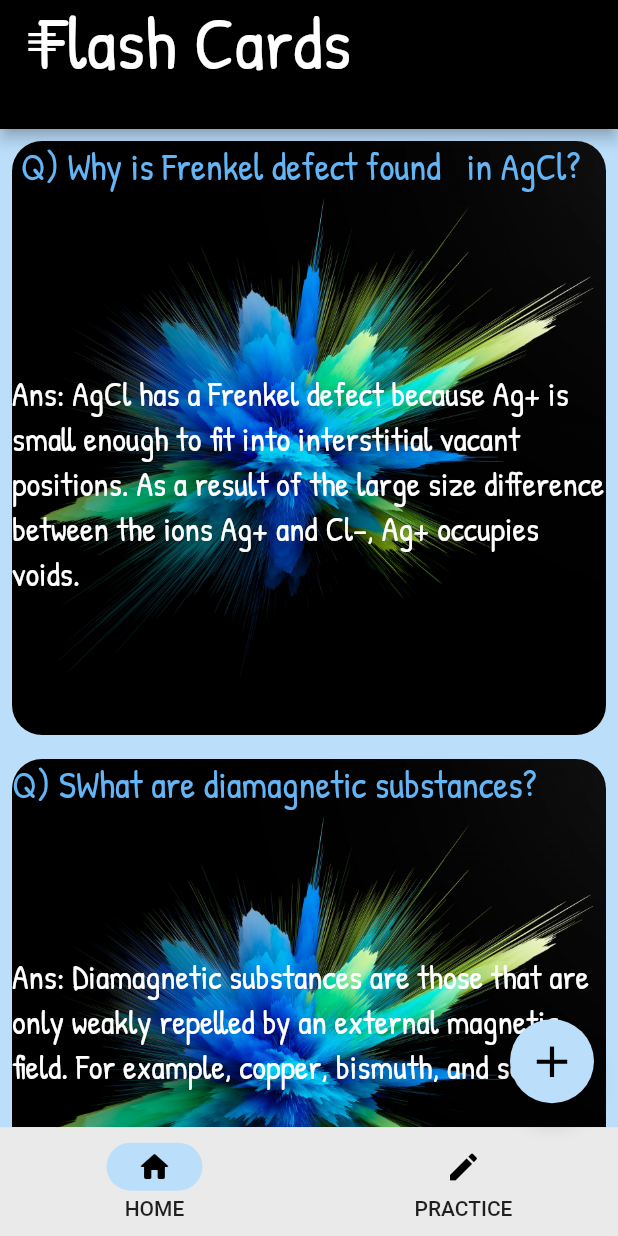
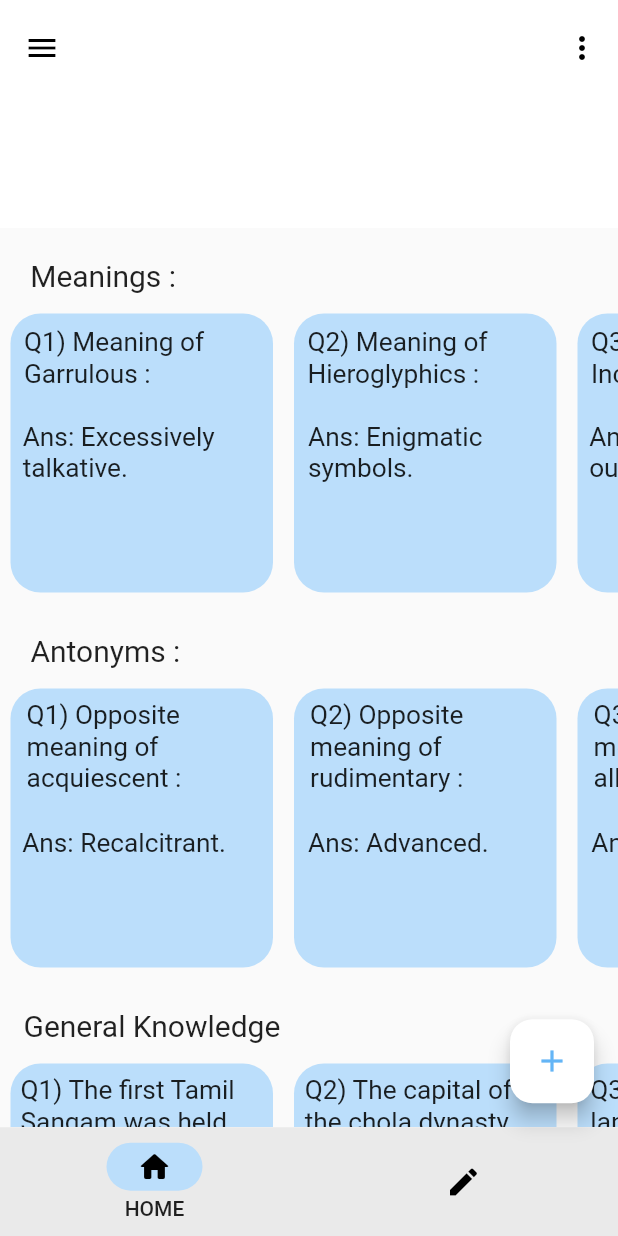
Before and after one commit to Vibhav-1213/my_app, a Flutter app: the screen it shows after launch, on a phone screen of 412 x 824 dp. Run offline on Flutter 3.47's test engine with Material 2 defaults, Android fonts, the phone set to English and light mode, and no system bars.

Commit message:
Hi, This is Vibhav. This is my First Task for the Coding Club.

```diff
--- a/lib/main.dart
+++ b/lib/main.dart
@@ -1,7 +1,7 @@
 // ignore_for_file: unnecessary_new
 
 import 'package:flutter/material.dart';
-import 'Details.dart';
+import 'Practice.dart';
 
 void main() {
   runApp( MaterialApp(
@@ -17,317 +17,342 @@ class ScrollControllerWidget extends StatefulWidget {
   }
 }
 
-class ScrollControllerWidgetState extends State<ScrollControllerWidget>{
-  int index = 0;
+class Addcontainer extends StatelessWidget {
+  Addcontainer ({
+    Key? key,
+
+  }) : super(key: key);
+
+  TextEditingController _textController1 = TextEditingController();
+  TextEditingController _textController2 = TextEditingController();
+
   @override
   Widget build(BuildContext context) {
     return Scaffold(
-      backgroundColor: Colors.blue.shade100,
-      appBar: AppBar(
-        title: Align(
-          alignment: Alignment(-1.8,1.0),
-          child: const Text('Flash Cards',
-            style: TextStyle(fontFamily: 'PatrickHand', fontSize: 50,color: Colors.white),
+      body: Padding(
+        padding: const EdgeInsets.all(8),
+        child: Column(
+          mainAxisAlignment: MainAxisAlignment.center,
+          children: [
+            TextField(
+              controller: _textController1,
+              obscureText: true,
+              decoration: InputDecoration(
+                hintText: 'Write your Question : ',
+                border: OutlineInputBorder(),
               ),
             ),
-        centerTitle: true,
-        backgroundColor: Colors.black,
-        bottom: PreferredSize(
-          preferredSize: Size.fromHeight(30.0),
-          child: SizedBox(),
+            TextField(
+              controller: _textController2,
+              obscureText: true,
+              decoration: InputDecoration(
+                hintText: 'Write the Answer : ',
+                border: OutlineInputBorder(),
               ),
             ),
-      drawer: Drawer(
-        backgroundColor: Colors.white,
-        child: ListView(
-          children: [
-            const UserAccountsDrawerHeader(accountName: const Text('VIBHAV',
-              style: TextStyle(fontFamily: 'PatrickHand', fontSize: 20),),
-              accountEmail: const Text('srivibhavcs1213@gmail.com',
-                style: TextStyle(fontFamily: 'PatrickHand', fontSize: 20),
-              ),),
-            new ListTile(
-              title: const Text("DETAILS",
-                style: TextStyle(fontFamily: 'PatrickHand',
-                    fontSize: 30),
-              ),
-              trailing: new Icon(Icons.circle_sharp),
+            ElevatedButton(
+              onPressed: () {
+                var _ques = _textController1.text;
+                var _ans = _textController2.text;
+
+                print("Q) " + _ques);
+                print("Ans: " + _ans);
+
+                MYContainer(labelText1: _textController1.text, labelText2: _textController2.text,);
+              },
+              child: Text('Upload'),
             ),
           ],
         ),
       ),
+    );
+  }
+}
 
-      body: Container(
-          child: GridView.count(
-          crossAxisCount: 1,
-          mainAxisSpacing: 0,
-          crossAxisSpacing: 0,
-          children: [
-            Padding(
-              padding: const EdgeInsets.all(8.0),
-              child: ClipRRect(
-                borderRadius: BorderRadius.circular(20),
-                child: InkWell (
-                  child: Column(
-                    children: [
-                      Expanded(
-                        child: Container(
-                            height: 200,
-                            decoration: BoxDecoration(
-                              color: Colors.white70,
-                              image: DecorationImage(
-                                image: AssetImage(
-                                  "assets/images/Colour_burst.jpg"
+
+
+class ScrollControllerWidgetState extends State<ScrollControllerWidget> {
+  int index = 0;
+
+  final screens = [
+    PracticeScreen(),
+  ];
+
+  @override
+  Widget build(BuildContext context) {
+    return Scaffold(
+      body: CustomScrollView(
+        slivers: [
+          SliverAppBar.large(
+            backgroundColor: Colors.white,
+            leading: IconButton(
+              onPressed: () {},
+              icon: Icon(Icons.menu, color: Colors.black,),
             ),
-                                fit: BoxFit.cover
-                              ),
-                            ),
-                            child: Center(
-                              child: Stack(
-                                children: [
-                                  Align(
-                                      alignment: Alignment.topLeft,
-                                      child: Text(' Q) Why is Frenkel defect found \t in AgCl?',
-                                        style: TextStyle(
-                                            fontFamily: 'PatrickHand',
-                                            color: Colors.blue.shade300,
-                                            fontSize: 25),),),
-                                  Align(
-                                    alignment: Alignment(-0.8,0.25),
-                                    child: Text('Ans: AgCl has a Frenkel defect because Ag+ is small enough to fit into interstitial vacant positions. As a result of the large size difference between the ions Ag+ and Cl–, Ag+ occupies voids.',
-                                    style: TextStyle(fontFamily: 'PatrickHand',color: Colors.white,fontSize: 22.5,),),
-                                  )
+            title: Text('Discover'),
+            actions: [
+              IconButton(onPressed: () {},
+                  icon: Icon(Icons.more_vert, color: Colors.black,))
             ],
           ),
-                            )
+          SliverToBoxAdapter(
+            child: Wrap(
+              children: [
+                Lcontainer(
+                  labelText: 'Meanings : ',
                 ),
-                      )
+                Container(
+                  height: 200,
+                  child: Container(
+                    child: ListView(
+                      scrollDirection: Axis.horizontal,
+                      children: [
+                        MYContainer(
+                          labelText1: ' Q1) Meaning of \n Garrulous : ',
+                          labelText2: ' Ans: Excessively \n talkative.',
+                        ),
+                        MYContainer(
+                          labelText1: ' Q2) Meaning of \n Hieroglyphics : ',
+                          labelText2: ' Ans: Enigmatic \n symbols.',
+                        ),
+                        MYContainer(
+                          labelText1: ' Q3) Meaning of \n Incongruous : ',
+                          labelText2: ' Ans: Strange and \n out of place.',
+                        ),
+                        MYContainer(
+                          labelText1: ' Q4) Meaning of \n Grapple : ',
+                          labelText2: ' \n \n Ans: Engage in a \n close fight or \n struggle without \n weapons.',
+                        ),
+                        MYContainer(
+                          labelText1: ' Q5) Meaning of \n Dislodge : ',
+                          labelText2: ' \n Ans: Knock or \n force out of \n position..',
+                        ),
                       ],
-                  ),
-                  onTap: (){
-                    Navigator.push(
-                        context,
-                        MaterialPageRoute(builder: (context) => DetailsScreen())
-                    );
-                  },
                     ),
                   ),
                 ),
-            Padding(
-              padding: const EdgeInsets.all(8.0),
-              child: ClipRRect(
-                borderRadius: BorderRadius.circular(20),
-                child: InkWell (
-                  child: Column(
+                Lcontainer(
+                  labelText: 'Antonyms :',
+                ),
+                Container(
+                  height: 200,
+                  child: Container(
+                    child: ListView(
+                      scrollDirection: Axis.horizontal,
                       children: [
-                      Expanded(
-                        child: Container(
-                            height: 200,
-                            decoration: BoxDecoration(
-                              color: Colors.white70,
-                              image: DecorationImage(
-                                  image: AssetImage(
-                                      "assets/images/Colour_burst.jpg"
+                        MYContainer(
+                          labelText1: ' Q1) Opposite \n meaning of \n acquiescent :',
+                          labelText2: ' \n Ans: Recalcitrant.',
                         ),
-                                  fit: BoxFit.cover
+                        MYContainer(
+                          labelText1: ' Q2) Opposite \n meaning of \n rudimentary :',
+                          labelText2: ' \n Ans: Advanced.',
                         ),
+                        MYContainer(
+                          labelText1: ' Q3) Opposite \n meaning of \n alleviate :',
+                          labelText2: ' \n Ans: Aggravate.',
                         ),
-                            child: Center(
-                              child: Stack(
-                                children: [
-                                  Align(
-                                      alignment: Alignment.topLeft,
-                                      child: Text('Q) SWhat are diamagnetic substances?',style: TextStyle(fontFamily: 'PatrickHand', color: Colors.blue.shade300, fontSize: 25.0),)),
-                                Align(
-                                  alignment: Alignment(-0.8,-0.15),
-                                  child: Text('Ans: Diamagnetic substances are those that are only weakly repelled by an external magnetic field. For example, copper, bismuth, and so on.',
-                                  style: TextStyle(fontFamily: 'PatrickHand',fontSize: 22.5,color: Colors.white),),
-                                )
+                        MYContainer(
+                          labelText1: ' Q4) Opposite \n meaning of \n bewitch :',
+                          labelText2: ' \n Ans: Repel.',
+                        ),
+                        MYContainer(
+                          labelText1: ' Q5) Opposite \n meaning of \n befogged :',
+                          labelText2: ' \n Ans: Limpid.',
+                        ),
                       ],
-                              ),
-                            )
-                        ),
-                      )
-                    ],
-                  ),
-                  onTap: (){
-                    Navigator.push(
-                        context,
-                        MaterialPageRoute(builder: (context) => DetailsScreen())
-                    );
-                  },
                     ),
                   ),
                 ),
-            Padding(
-              padding: const EdgeInsets.all(8.0),
-              child: ClipRRect(
-                borderRadius: BorderRadius.circular(20),
-                child: InkWell (
-                  child: Column(
+                Lcontainer(
+                  labelText: 'General Knowledge',
+                ),
+                Container(
+                  height: 200,
+                  child: Container(
+                    child: ListView(
+                      scrollDirection: Axis.horizontal,
                       children: [
-                      Expanded(
-                        child: Container(
-                            height: 200,
-                            decoration: BoxDecoration(
-                              color: Colors.white70,
-                              image: DecorationImage(
-                                  image: AssetImage(
-                                      "assets/images/Colour_burst.jpg"
+                        MYContainer(
+                          labelText1: ' Q1) The first Tamil \n Sangam was held \n in ___ :',
+                          labelText2: '\nAns: Madurai.',
                         ),
-                                  fit: BoxFit.cover
+                        MYContainer(
+                          labelText1: ' Q2) The capital of \n the chola dynasty \n was ___ :',
+                          labelText2: '\nAns: Uraiyaur.',
                         ),
+                        MYContainer(
+                          labelText1: ' Q3) The Official \n language of \n Nagaland is ___ :',
+                          labelText2: '\nAns: English.',
                         ),
-                            child: Center(
-                              child: Stack(
-                                children: [
-                                  Align(
-                                      alignment: Alignment.topLeft,
-                                      child: Text('Q) What are point defects?',style: TextStyle(fontFamily: 'PatrickHand', color: Colors.blue.shade300, fontSize: 25.0),)),
-                                Align(
-                                  alignment: Alignment(-0.8,-0.45),
-                                  child: Text('Ans: When the irregularity in the arrangement of constituent particles exist around a point or an atom in crystalline solid the defect is called a point defect.',
-                                  style: TextStyle(fontFamily: 'PatrickHand',fontSize: 22.5,color: Colors.white),),
-                                )
+                        MYContainer(
+                          labelText1: ' Q4) The first \n English newspaper \n of Bihar was ___ :',
+                          labelText2: '\n\n Ans: The Bihar \n Herald.',
+                        ),
+                        MYContainer(
+                          labelText1: ' Q5) The founder of \n Bijapur state was \n ___ :',
+                          labelText2: '\n\n Ans: Yusuf Adil \n Shah.',
+                        ),
                       ],
-                              ),
-                            )
-                        ),
-                      )
-                    ],
-                  ),
-                  onTap: (){
-                    Navigator.push(
-                        context,
-                        MaterialPageRoute(builder: (context) => DetailsScreen())
-                    );
-                  },
                     ),
                   ),
                 ),
-            Padding(
-              padding: const EdgeInsets.all(8.0),
-              child: ClipRRect(
-                borderRadius: BorderRadius.circular(20),
-                child: InkWell (
-                  child: Column(
+                Lcontainer(
+                  labelText: 'Added by you : ',
+                ),
+                Container(
+                  height: 200,
+                  child: Container(
+                    child: ListView(
+                      scrollDirection: Axis.horizontal,
                       children: [
-                      Expanded(
-                        child: Container(
-                            height: 200,
-                            decoration: BoxDecoration(
-                              color: Colors.white70,
-                              image: DecorationImage(
-                                  image: AssetImage(
-                                      "assets/images/Colour_burst.jpg"
+                        MYContainer(
+                          labelText1: ' N1) The Uri Dam is \n located on which \n river in (J&K)? ',
+                          labelText2: ' \n Ans: Jhelum River.',
                         ),
-                                  fit: BoxFit.cover
-                              ),
-                            ),
-                            child: Center(
-                              child: Stack(
-                                children: [
-                                  Align(
-                                      alignment: Alignment.topLeft,
-                                      child: Text("Q) What are Azeotropes?",style: TextStyle(fontFamily: 'PatrickHand', color: Colors.blue.shade300, fontSize: 25.0),)),
-                                Align(
-                                  alignment: Alignment(-0.8,-0.45),
-                                  child: Text('Ans: Azeotropes are binary solutions (liquid mixtures) having the same composition in liquid and vapour phase and it is not possible to separate the components of an azeotrope by fractional distillation. ',
-                                  style: TextStyle(fontFamily: 'PatrickHand',fontSize: 22.5,color: Colors.white),),
-                                )
                       ],
-                              ),
-                            )
-                        ),
-                      )
-                    ],
-                  ),
-                  onTap: (){
-                    Navigator.push(
-                        context,
-                        MaterialPageRoute(builder: (context) => DetailsScreen())
-                    );
-                  },
-                ),
-              ),
-            ),
-            Padding(
-              padding: const EdgeInsets.all(8.0),
-              child: ClipRRect(
-                borderRadius: BorderRadius.circular(20),
-                child: InkWell (
-                  child: Column(
-                    children: [
-                      Expanded(
-                        child: Container(
-                            height: 200,
-                            decoration: BoxDecoration(
-                              color: Colors.white70,
-                              image: DecorationImage(
-                                  image: AssetImage(
-                                      "assets/images/Colour_burst.jpg"
-                                  ),
-                                  fit: BoxFit.cover
-                              ),
-                            ),
-                            child: Center(
-                              child: Stack(
-                                children: [
-                                  Align(
-                                      alignment: Alignment.topLeft,
-                                      child: Text('Q) Differentiate between hypertonic and hypotonic sols.',style: TextStyle(fontFamily: 'PatrickHand', color: Colors.blue.shade300, fontSize: 25.0),)),
-                                Align(
-                                  alignment: Alignment(-0.8,0.6),
-                                  child: Text('Ans: A hypertonic solution is one that has a higher solute concentration outside the cell than inside whereas a hypotonic solution is the one that has a higher solute concentration inside the cell than outside.',
-                                  style: TextStyle(fontFamily: 'PatrickHand',fontSize: 22.5,color: Colors.white),),
-                                )
-                                ],
-                              ),
-                            )
-                        ),
-                      )
-                    ],
-                  ),
-                  onTap: (){
-                    Navigator.push(
-                        context,
-                        MaterialPageRoute(builder: (context) => DetailsScreen())
-                    );
-                  },
                     ),
                   ),
                 ),
               ],
             ),
           ),
-    bottomNavigationBar:  NavigationBarTheme(
+        ],
+      ),
+      floatingActionButton: FloatingActionButton(
+        backgroundColor: Colors.white,
+        shape: RoundedRectangleBorder(
+            borderRadius: BorderRadius.circular(15)
+        ), onPressed: () {
+        Navigator.push(context, createAlertDialog(context));
+      },
+        child: Icon(Icons.add,color: Colors.blue.shade300,),
+      ),
+      bottomNavigationBar: NavigationBarTheme(
         data: NavigationBarThemeData(
           indicatorColor: Colors.blue.shade100,
           labelTextStyle: MaterialStateProperty.all(
-        TextStyle(fontSize: 14, fontWeight: FontWeight.w500),
+              TextStyle(fontSize: 14, fontWeight: FontWeight.w500)
           ),
         ),
         child: NavigationBar(
-        selectedIndex: index ,
+          selectedIndex: index,
           height: 72.5,
+          labelBehavior: NavigationDestinationLabelBehavior.onlyShowSelected,
+          animationDuration: Duration(milliseconds: 1000),
           onDestinationSelected: (index) =>
               setState(() => this.index = index),
           destinations: [
-            NavigationDestination(
-              icon: Icon(Icons.home_rounded),
-              label: 'HOME',),
-            NavigationDestination(
-              icon: Icon(Icons.edit),
-              label: 'PRACTICE',),
+            NavigationDestination(icon: Icon(Icons.home_rounded), label: 'HOME',),
+            NavigationDestination(icon: Icon(Icons.edit), label: 'PRACTICE',)
           ],
         ),
       ),
-      floatingActionButton: FloatingActionButton(
-        onPressed: () {},
-        backgroundColor: Colors.blue.shade100,
-        child: const Icon(Icons.add, color: Colors.black,size: 35,),
+    );
+  }
+  createAlertDialog(BuildContext context) {
+    TextEditingController customController = new TextEditingController();
+
+    return showDialog(context: context,
+        builder: (context) {
+          return AlertDialog(
+            title: Text("What's in your mind?"),
+            content: TextField(
+              controller: customController,
+            ),
+            actions: <Widget>[
+              MaterialButton(
+                  elevation: 5.0,
+                  child: Text('Type the Answer'),
+                  onPressed: () {
+                    Navigator.push(context, createAlertDialogone(context));
+                  }
+              ),
+            ],
+          );
+        });
+  }
+  createAlertDialogone(BuildContext context) {
+    TextEditingController customControllerone = new TextEditingController();
+
+    return showDialog(context: context,
+        builder: (context) {
+          return AlertDialog(
+            title: Text("Type the answer : "),
+            content: TextField(
+              controller: customControllerone,
+            ),
+            actions: <Widget>[
+              MaterialButton(
+                  elevation: 5.0,
+                  child: Text('Submit'),
+                  onPressed: () {
+                    Navigator.defaultRouteName;
+                  }
+              ),
+            ],
+          );
+        });
+  }
+}
+class MYContainer extends StatelessWidget {
+  const MYContainer ({
+    Key? key,
+    required this.labelText1,
+    required this.labelText2,
+  }) : super(key: key);
+
+  final String labelText1;
+  final String labelText2;
+
+  @override
+  Widget build( BuildContext context) {
+    return Padding(
+      padding: const EdgeInsets.all(7.0),
+      child: InkWell(
+        onTap: () {},
+        child: Container(
+          width: 175,
+          decoration: BoxDecoration(borderRadius: BorderRadius.circular(20),
+            color: Colors.blue.shade100,
+          ),
+          child: Stack(
+            children: [
+              Align(
+                alignment: Alignment(-0.8,-0.875),
+                child: Container(
+                  child: Text(labelText1,
+                    style: TextStyle(fontSize: 17.5),),
+                ),
+              ),
+              Align(
+                alignment: Alignment(-0.8,0.0),
+                child: Container(
+                  child: Text(labelText2,
+                    style: TextStyle(fontSize: 17.5),),
+                ),
+              ),
+            ],
+          ),
+        ),
       ),
     );
-
   }
 }
+class Lcontainer extends StatelessWidget {
+  const Lcontainer ({
+    Key? key, required this.labelText
+  }) : super(key: key);
+
+  final String labelText;
+
+  @override
+  Widget build(BuildContext context) {
+    return Container(
+      height: 50,
+      child: Align(
+          alignment: Alignment(-0.870,0.5),
+          child: Text( labelText, style: TextStyle(fontSize: 20),)),
+    );
+  }
+}
```
Also changed, not shown: lib/Details.dart (deleted, +0 -64 lines), lib/Practice.dart (added, +78 -0 lines), lib/Home.dart (added). Lines whose indentation alone changed are shown as unchanged.
